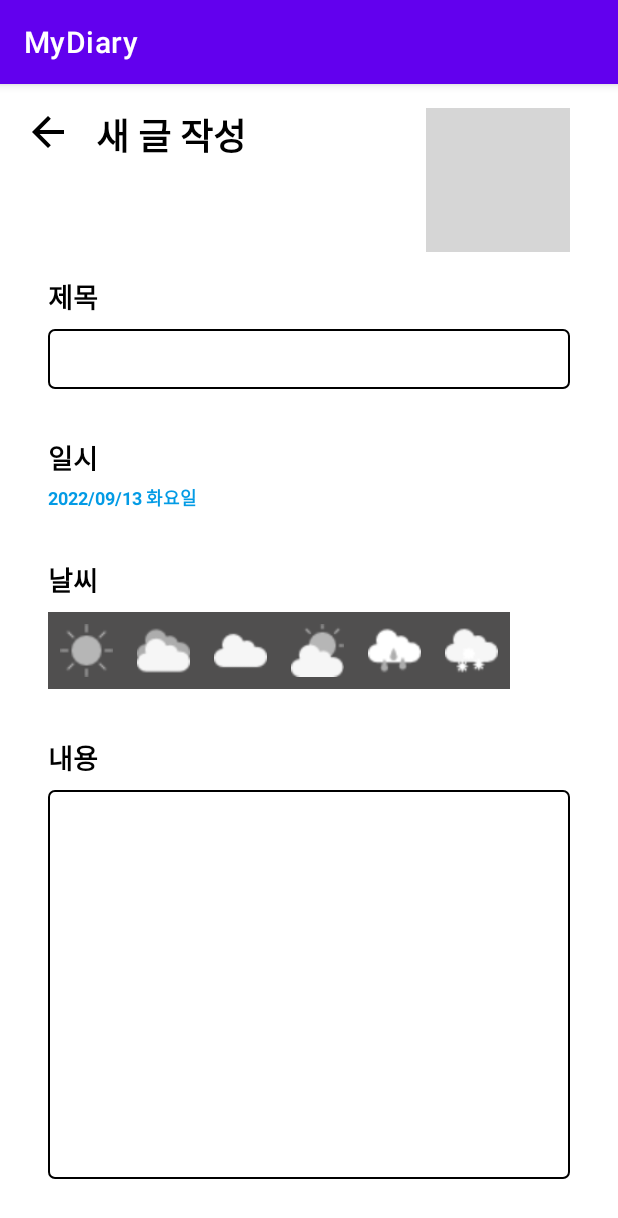
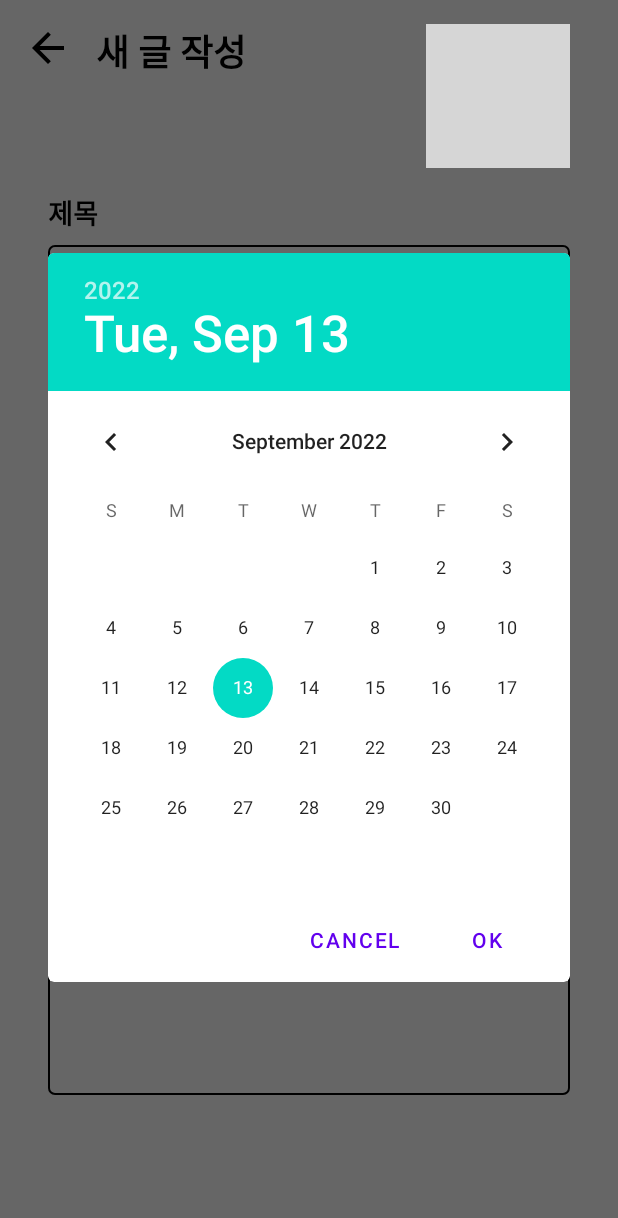
Before and after one commit to Subin-7/MyDiary, an Android app: the DiaryDetailActivity screen opened directly, with no data from a screen before it, after a tap on an icon or button, on a phone screen of 412 x 824 dp. Shown: the top 1218 px of the screen. Run offline under Robolectric (Android 15) with nearby library versions, the phone set to English and light mode, and no system bars; grey boxes are pictures that could not be loaded.

Commit message:
Setting the desired date with a calendar pop-up

```diff
--- a/app/src/main/AndroidManifest.xml
+++ b/app/src/main/AndroidManifest.xml
@@ -15,6 +15,7 @@
         tools:targetApi="31">
         <activity
             android:name=".DiaryDetailActivity"
+            android:windowSoftInputMode="adjustPan"
             android:exported="false" />
         <activity
             android:name=".SplashActivity"
--- a/app/src/main/java/com/example/mydiary/DiaryDetailActivity.java
+++ b/app/src/main/java/com/example/mydiary/DiaryDetailActivity.java
@@ -2,8 +2,10 @@ package com.example.mydiary;
 
 import androidx.appcompat.app.AppCompatActivity;
 
+import android.app.DatePickerDialog;
 import android.os.Bundle;
 import android.view.View;
+import android.widget.DatePicker;
 import android.widget.EditText;
 import android.widget.ImageView;
 import android.widget.RadioGroup;
@@ -11,6 +13,7 @@ import android.widget.TextView;
 import android.widget.Toast;
 
 import java.text.SimpleDateFormat;
+import java.util.Calendar;
 import java.util.Date;
 import java.util.Locale;
 
@@ -101,6 +104,24 @@ public class DiaryDetailActivity extends AppCompatActivity implements View.OnCli
             case R.id.tv_date:
                 // 일시 설정 텍스트
 
+                //달력을 띄워서 사용자에게 일시를 입력 받는다.
+
+                Calendar calendar = Calendar.getInstance();
+                DatePickerDialog dialog = new DatePickerDialog(this, new DatePickerDialog.OnDateSetListener() {
+                    @Override
+                    public void onDateSet(DatePicker datePicker, int year, int month, int day) {
+                        // 달력에 성택 된 (년,월,일)을 가지고 와서 다시 캘린더 함수에 널어줘서 사용자가 선택한 요일을 알아낸다.
+                        Calendar innerCal = Calendar.getInstance();
+                        innerCal.set(Calendar.YEAR, year);
+                        innerCal.set(Calendar.MONTH, month);
+                        innerCal.set(Calendar.DAY_OF_MONTH, day);
+
+                        mSelectedUserDate = new SimpleDateFormat("yyyy/MM/dd E요일", Locale.KOREAN).format(innerCal.getTime());
+                        mTvDate.setText(mSelectedUserDate);
+                    }
+                }, calendar.get(Calendar.YEAR), calendar.get(Calendar.MONTH), calendar.get(Calendar.DATE));
+                dialog.show(); // 다이어로그 (팝업) 활성화
+
                 break;
         }
     }
--- a/app/src/main/java/com/example/mydiary/MainActivity.java
+++ b/app/src/main/java/com/example/mydiary/MainActivity.java
@@ -3,6 +3,7 @@ package com.example.mydiary;
 import androidx.appcompat.app.AppCompatActivity;
 import androidx.recyclerview.widget.RecyclerView;
 
+import android.content.Intent;
 import android.os.Bundle;
 import android.view.View;
 
@@ -57,6 +58,10 @@ public class MainActivity extends AppCompatActivity {
             public void onClick(View view) {
                 // 작성하기 버튼을 누를때 호출 되는 곳
 
+                //작성하기 화면으로 이동
+                Intent intent = new Intent(MainActivity.this, DiaryDetailActivity.class);
+                startActivity(intent);
+
             }
         });
     }
--- a/app/src/main/res/values-night/themes.xml
+++ b/app/src/main/res/values-night/themes.xml
@@ -1,6 +1,6 @@
 <resources xmlns:tools="http://schemas.android.com/tools">
     <!-- Base application theme. -->
-    <style name="Theme.MyDiary" parent="Theme.MaterialComponents.DayNight.DarkActionBar">
+    <style name="Theme.MyDiary" parent="Theme.MaterialComponents.DayNight.NoActionBar">
         <!-- Primary brand color. -->
         <item name="colorPrimary">@color/purple_200</item>
         <item name="colorPrimaryVariant">@color/purple_700</item>
--- a/app/src/main/res/values/themes.xml
+++ b/app/src/main/res/values/themes.xml
@@ -1,6 +1,6 @@
 <resources xmlns:tools="http://schemas.android.com/tools">
     <!-- Base application theme. -->
-    <style name="Theme.MyDiary" parent="Theme.MaterialComponents.DayNight.DarkActionBar">
+    <style name="Theme.MyDiary" parent="Theme.MaterialComponents.DayNight.NoActionBar">
         <!-- Primary brand color. -->
         <item name="colorPrimary">@color/purple_500</item>
         <item name="colorPrimaryVariant">@color/purple_700</item>
```
